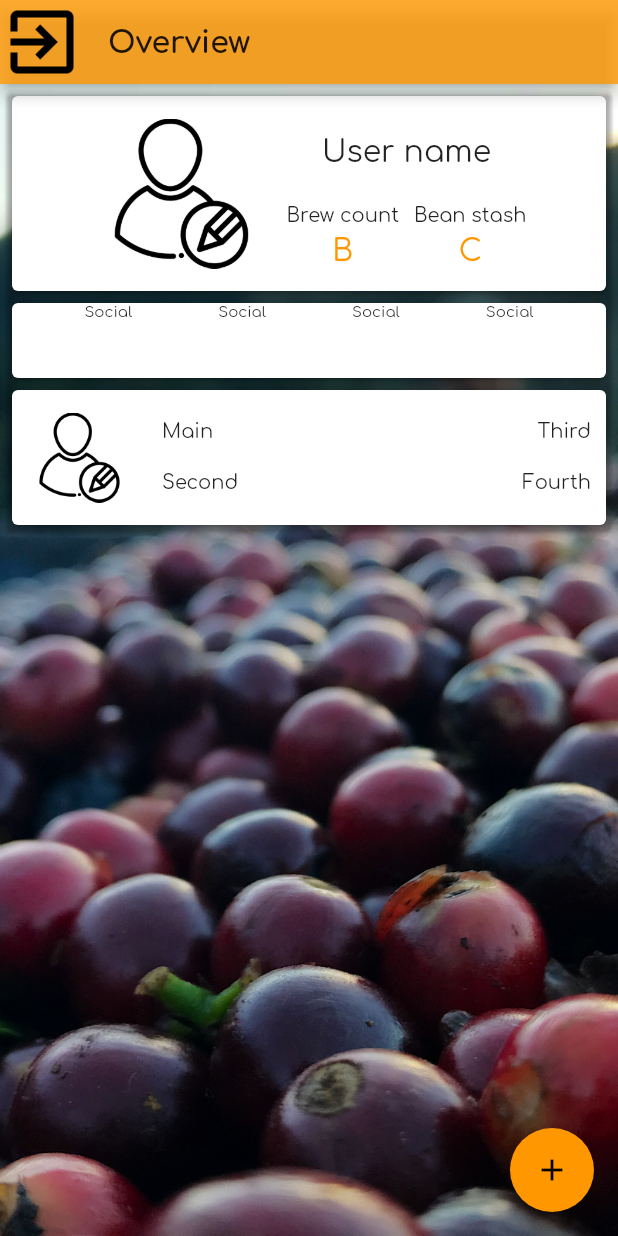
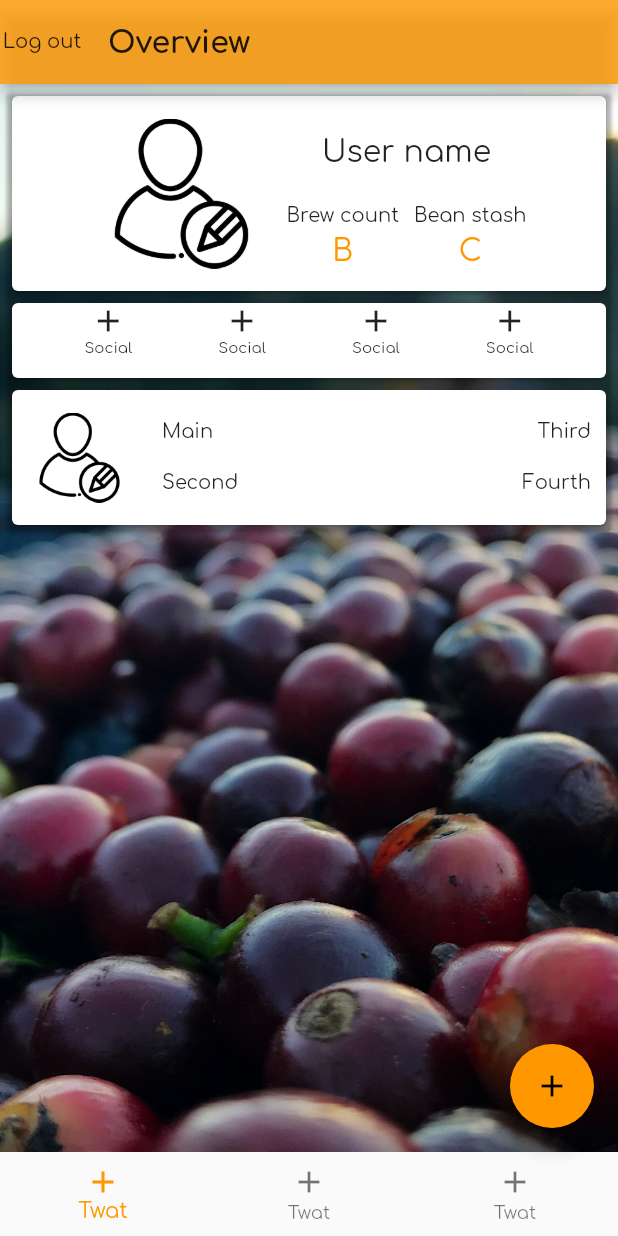
Before and after one commit to anjrew/dial-_in-_flutter_test_project, a Flutter app: the OverviewPage screen opened directly, on a phone screen of 412 x 824 dp. Run offline on Flutter 3.47's test engine with Material 2 defaults, Android fonts, the phone set to English and light mode, and no system bars.

Commit message:
All working ok

```diff
--- a/lib/pages/overview_page.dart
+++ b/lib/pages/overview_page.dart
@@ -8,6 +8,17 @@ import '../appColors.dart';
 
 
 class OverviewPage extends StatelessWidget{
+
+TabController _tabBarController;
+nt _bottomNavbarIndex;
+
+@override
+void initState(){
+
+// _tabBarController = new TabController( length: 1, vsync: this)
+
+}
+
 //
 /// UI Build
 ///
@@ -20,8 +31,8 @@ class OverviewPage extends StatelessWidget{
       ///
       appBar: AppBar( backgroundColor: Colors.orange.withOpacity(0.8),title: Text(StringLabels.overview, style: TextStyle( fontWeight: FontWeight.w700),), automaticallyImplyLeading: false,
       leading: RawMaterialButton( onPressed: () => Navigator.pop(context),
-            child: Container(padding: EdgeInsets.all(20.0) ,decoration: BoxDecoration(image: DecorationImage( image: AssetImage('assets/images/logout.png'), fit: BoxFit.cover)),),), ),
-
+            child: Text('Log out'),), ),
+      // Container(padding: EdgeInsets.all(20.0) ,decoration: BoxDecoration(image: DecorationImage( image: AssetImage('assets/images/logout.png'), fit: BoxFit.cover)),)
       ///Other buttons
       //  actions: <Widget>[
       //     FlatButton(onPressed:() { Navigator.pop(context);}, child:  Text(StringLabels.logOut, style: TextStyle(color: Colors.black, fontSize: 15.0),),)
@@ -61,22 +72,8 @@ class OverviewPage extends StatelessWidget{
                 SegmentControlButton('Social'),
                 Flex(direction: Axis.horizontal )
 
+              ],),),
 
-                // Container(width: 20.0 ,height: 20.0 ,child:RaisedButton(child:  Column(children: <Widget>[Image.asset('assets/images/user.png'),Text('Social')],),),),
-                // Container(width: 20.0 ,height: 20.0 ,child:RaisedButton(child:  Column(children: <Widget>[Image.asset('assets/images/whiteRecipe200X200.png'),Text('Recipe')],),),),
-                // Container(width: 20.0 ,height: 20.0 ,child:RaisedButton(child:  Column(children: <Widget>[Image.asset('assets/images/coffee-beanSmaller512x512.png'),Text('Coffee')],),),),
-                // Container(width: 20.0 ,height: 20.0 ,child:RaisedButton(child:  Column(children: <Widget>[Image.asset('assets/images/drop.png'),Text('Water')],),),)
-              ],),),
-              // CupertinoSegmentedControl( onValueChanged: (dynamic) => print("in here"),
-              // children: const <int, Widget>{
-
-              //     0: SegmentControlButton(StringLabels.recipe,Image.asset('assets/images/drop.png'))
-              //     // 0: Text('Social'),
-              //     // 1: Text('Recipe'),
-              //     // 2: Text('Coffee'),
-              //     // 3: Text('Water'),
-
-              //   }),
               ProfileCard()
 
           ],
@@ -87,16 +84,35 @@ class OverviewPage extends StatelessWidget{
        ]
      ),
 
-      //  bottomNavigationBar: Material(color:Colors.black , child: BottomNavigationBar(  fixedColor: Colors.black,  iconSize: 10.0,  type: BottomNavigationBarType.shifting,
-      //    items: <BottomNavigationBarItem>[
-          //  BottomNavigationBarItem( backgroundColor: Colors.transparent, title: Text('Add'), icon: Image.asset('assets/images/addProfileButtonWithOrangeTint.png')),
-          //  BottomNavigationBarItem( backgroundColor: Colors.transparent, title: Text('Add'), icon: Image.asset('assets/images/addProfileButtonWithOrangeTint.png')),
-          //  BottomNavigationBarItem( backgroundColor: Colors.transparent, title: Text('Add'), icon: Image.asset('assets/images/addProfileButtonWithOrangeTint.png'))       ]
-      //  ))
      floatingActionButton: FloatingActionButton(onPressed: ()=> {}, child: Icon(Icons.add),),
+     bottomNavigationBar: BottomNavigationBar(
+      // currentIndex: _bottomNavbarIndex,
+      items: [
+
+        BottomNavigationBarItem(icon: Icon(Icons.add), title: Text("Twat")),
+        BottomNavigationBarItem(icon: Icon(Icons.add), title: Text("Twat")),
+        BottomNavigationBarItem(icon: Icon(Icons.add), title: Text("Twat"))
+
+      ],)
+
       );
     }
 }
+
+
+///
+/// Tab bar controller
+///
+
+
+
+
+
+
+
+
+
+
 
 
 ///
@@ -121,7 +137,12 @@ class SegmentControlButton extends StatelessWidget{
 
     Container(width: 50.0 ,height: 50.0 ,child:
     RawMaterialButton(onPressed: () =>{}, child:
-    Column(children: <Widget>[Text(text, style: TextStyle( fontSize: 10.0 ))],),),);
+    Column(children: <Widget>[
+
+      Icon(Icons.add),
+      Text(text, style: TextStyle( fontSize: 10.0 ))],),),
+
+      );
 
 
               // Card(
@@ -187,7 +208,50 @@ class ProfileCard extends StatelessWidget{
 }
 }
 
+///Profile card
+class SocialProfle extends StatelessWidget{
+@override
+  Widget build(BuildContext context) {
+    return Card(
+      child: Row(
+        children: <Widget>[
 
+          ///
+          /// Profile picture
+          ///
+          Container( child: CircularPicture(Image.asset('assets/images/user.png'), 60.0)),
+
+          Expanded(child:
+          Row( children: <Widget>[
+
+            ///
+            /// Main name and secondnary details
+            ///
+            Expanded(child:Container( padding: EdgeInsets.all(0.0), child:
+            Column(crossAxisAlignment: CrossAxisAlignment.start,children: <Widget>[
+              Container(margin: EdgeInsets.all(10.0),child: Text('Main')),
+              Container(margin: EdgeInsets.all(10.0), child: Text('Second'),)
+              ]
+              )
+            )),
+            ///
+            /// Third and fourth details
+            ///
+            Expanded(child:Container( padding: EdgeInsets.all(0.0), child:
+            Column(crossAxisAlignment: CrossAxisAlignment.end,children: <Widget>[
+              Container(margin: EdgeInsets.all(10.0),child: Text('Third')),
+              Container(margin: EdgeInsets.all(10.0), child: Text('Fourth'),)
+              ]
+              )
+            ))
+        ]
+      )
+      )
+        ]
+      )
+    );
+}
+}
 
 class UserCard extends StatelessWidget{
 @override
```
